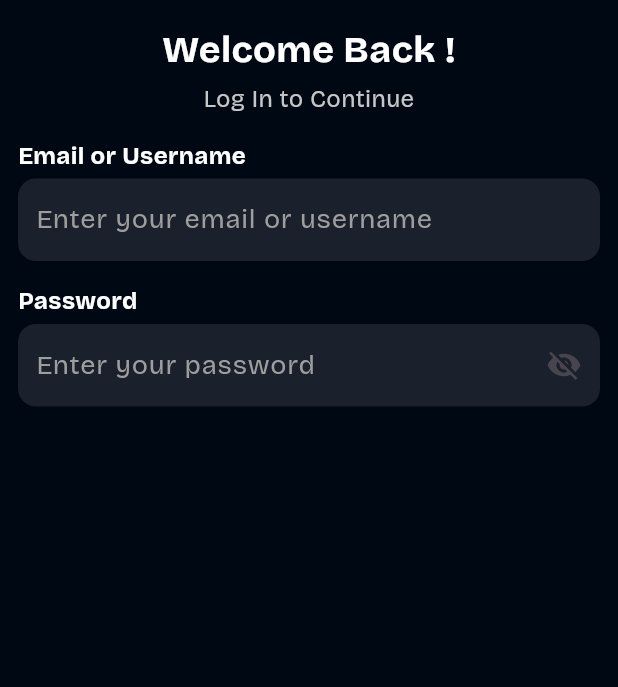
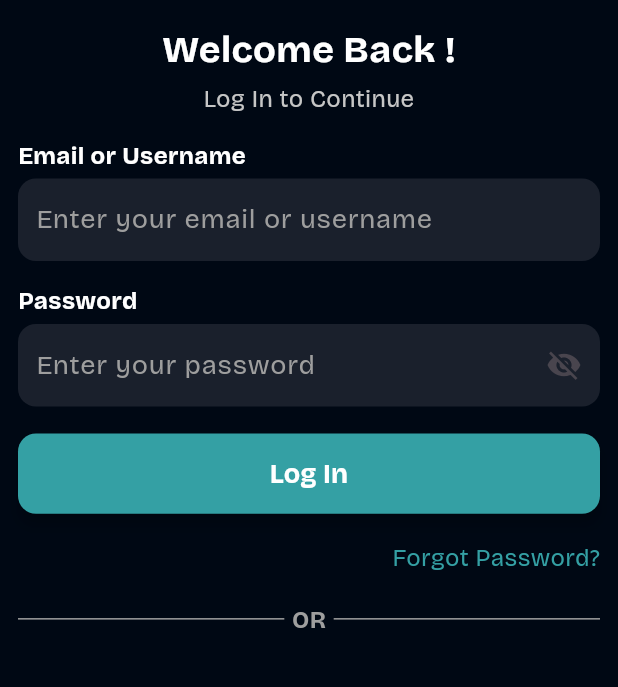
Before and after one commit to karkiayush/Blogify, a Flutter app: the screen it shows after launch, on a phone screen of 412 x 824 dp, the part 135-822 px from its top. Run offline on Flutter 3.47's test engine with Material 3 defaults, Android fonts, the phone set to English and light mode, and no system bars; our stand-ins replace google_fonts.

Commit message:
feat(login screen): work on divider

```diff
--- a/lib/screens/forget_password_screen.dart
+++ b/lib/screens/forget_password_screen.dart
@@ -0,0 +1,17 @@
+import 'package:flutter/material.dart';
+
+class ForgetPasswordScreen extends StatelessWidget {
+  const ForgetPasswordScreen({super.key});
+
+  @override
+  Widget build(BuildContext context) {
+    return const Scaffold(
+      body: Center(
+        child: Text(
+          "Forget password",
+          style: TextStyle(color: Colors.white),
+        ),
+      ),
+    );
+  }
+}
--- a/lib/screens/login_screen.dart
+++ b/lib/screens/login_screen.dart
@@ -1,7 +1,12 @@
+import 'package:blogify/screens/forget_password_screen.dart';
+import 'package:blogify/widgets/button_widget.dart';
+import 'package:blogify/widgets/custom_divider_widget.dart';
+import 'package:blogify/widgets/forgot_password_widget.dart';
 import 'package:blogify/widgets/onboarding_text_widget.dart';
 import 'package:flutter/material.dart';
 
 import '../shared/custom_color.dart';
+import '../shared/custom_fontsize.dart';
 import '../widgets/login_signup_formfield_widget.dart';
 
 class LoginScreen extends StatelessWidget {
@@ -18,9 +23,7 @@ class LoginScreen extends StatelessWidget {
         body: Padding(
           padding:
               const EdgeInsets.only(top: 20, left: 12, right: 12, bottom: 12),
-          child: Container(
-            height: height,
-            width: width,
+          child: SingleChildScrollView(
             child: Column(
               /*  mainAxisAlignment: MainAxisAlignment.spaceAround,
               crossAxisAlignment: ,*/
@@ -54,6 +57,36 @@ class LoginScreen extends StatelessWidget {
                   introText: "Password",
                   hintText: "Enter your password",
                   isPassword: true,
+                ),
+                SizedBox(height: 18),
+                // TODo: Implement the onPressed Functionality of button
+                ButtonWidget(
+                  buttonText: "Log In",
+                  minWidth: width,
+                  minHeight: height * 0.065,
+                ),
+                SizedBox(height: 18),
+                ForgotPasswordWidget(),
+                SizedBox(height: 18),
+
+                // Divider containing OR
+                Row(
+                  mainAxisAlignment: MainAxisAlignment.center,
+                  children: [
+                    CustomDividerWidget(),
+                    Padding(
+                      padding: const EdgeInsets.symmetric(horizontal: 5),
+                      child: Text(
+                        "OR",
+                        style: TextStyle(
+                          color: CustomColor.hintTextColor,
+                          fontWeight: FontWeight.bold,
+                          fontSize: CustomFontsize.alternativeOptionFontSize,
+                        ),
+                      ),
+                    ),
+                    CustomDividerWidget(),
+                  ],
                 )
               ],
             ),
--- a/lib/shared/custom_color.dart
+++ b/lib/shared/custom_color.dart
@@ -6,4 +6,5 @@ class CustomColor {
   static Color supportingTextColor = Color(0xffc6c6c6);
   static Color hintTextColor = Colors.grey;
   static Color formFieldBackgroundColor = Color(0xFF1A202C);
+  static Color themeColor = Color(0xff34a0a4);
 }
--- a/lib/shared/custom_fontsize.dart
+++ b/lib/shared/custom_fontsize.dart
@@ -0,0 +1,3 @@
+class CustomFontsize {
+  static double alternativeOptionFontSize = 16;
+}
--- a/lib/widgets/button_widget.dart
+++ b/lib/widgets/button_widget.dart
@@ -0,0 +1,39 @@
+import 'package:flutter/material.dart';
+
+import '../shared/custom_color.dart';
+
+class ButtonWidget extends StatelessWidget {
+  final double minWidth;
+  final double minHeight;
+  final String buttonText;
+
+  const ButtonWidget({
+    super.key,
+    required this.buttonText,
+    required this.minWidth,
+    required this.minHeight,
+  });
+
+  @override
+  Widget build(BuildContext context) {
+    return ElevatedButton(
+      style: ElevatedButton.styleFrom(
+        elevation: 4.0,
+        backgroundColor: CustomColor.themeColor,
+        minimumSize: Size(minWidth, minHeight),
+        shape: RoundedRectangleBorder(
+          borderRadius: BorderRadius.circular(12),
+        ),
+      ),
+      onPressed: () {},
+      child: Text(
+        buttonText,
+        style: TextStyle(
+          color: Colors.white,
+          fontWeight: FontWeight.bold,
+          fontSize: 18,
+        ),
+      ),
+    );
+  }
+}
--- a/lib/widgets/custom_divider_widget.dart
+++ b/lib/widgets/custom_divider_widget.dart
@@ -0,0 +1,17 @@
+import 'package:flutter/material.dart';
+import '../shared/custom_color.dart';
+
+class CustomDividerWidget extends StatelessWidget {
+  const CustomDividerWidget({super.key});
+
+  @override
+  Widget build(BuildContext context) {
+    return Expanded(
+      child: Divider(
+        height: 0,
+        color: CustomColor.hintTextColor,
+        thickness: 1,
+      ),
+    );
+  }
+}
--- a/lib/widgets/forgot_password_widget.dart
+++ b/lib/widgets/forgot_password_widget.dart
@@ -0,0 +1,29 @@
+import 'package:flutter/material.dart';
+
+import '../screens/forget_password_screen.dart';
+import '../shared/custom_color.dart';
+import '../shared/custom_fontsize.dart';
+
+class ForgotPasswordWidget extends StatelessWidget {
+  const ForgotPasswordWidget({super.key});
+
+  @override
+  Widget build(BuildContext context) {
+    return Align(
+      alignment: Alignment.centerRight,
+      child: InkWell(
+        onTap: () {
+          Navigator.push(context,
+              MaterialPageRoute(builder: (context) => ForgetPasswordScreen()));
+        },
+        child: Text(
+          "Forgot Password?",
+          style: TextStyle(
+            color: CustomColor.themeColor,
+            fontSize: CustomFontsize.alternativeOptionFontSize,
+          ),
+        ),
+      ),
+    );
+  }
+}
```
